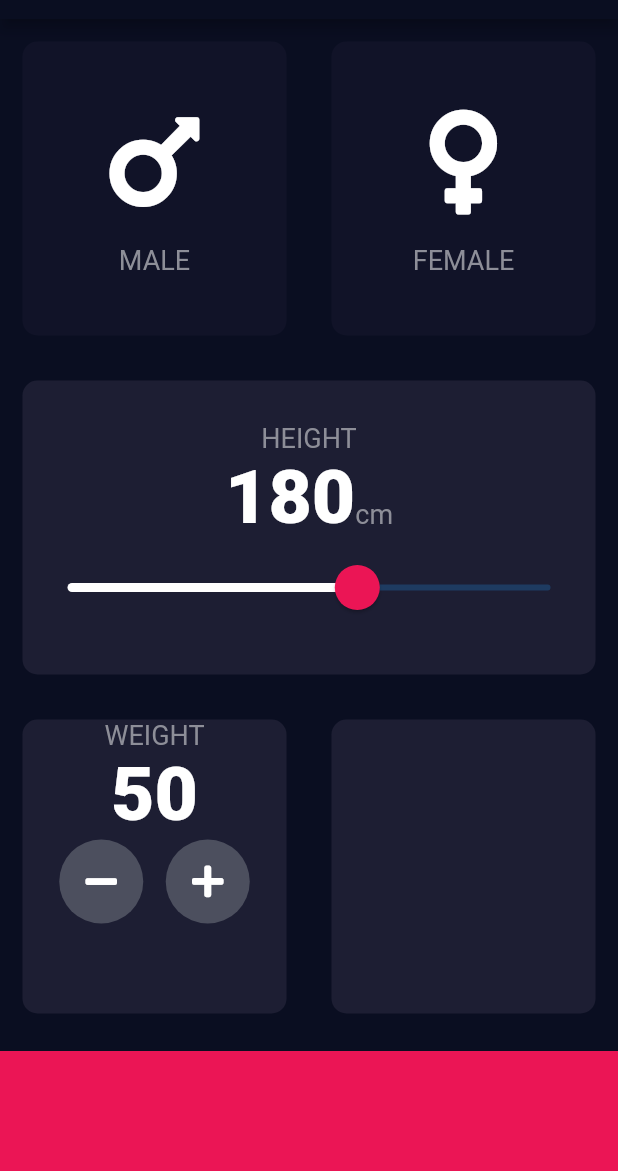
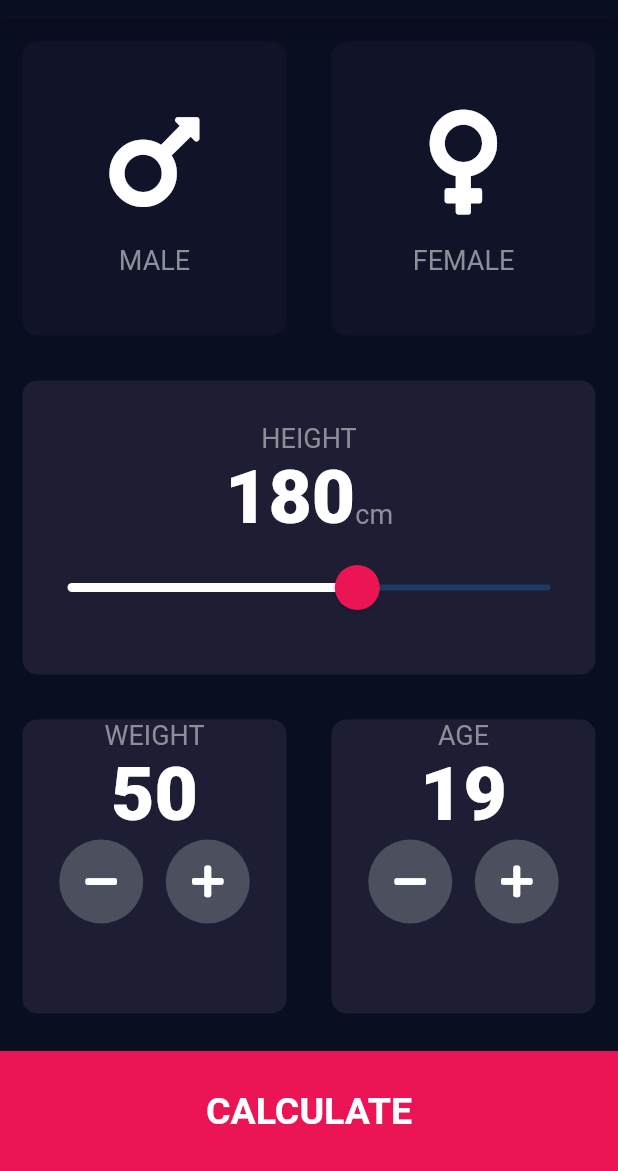
Before and after one commit to muskanrani/BMI-Calculator, a Flutter app: the screen it shows after launch, on a phone screen of 412 x 824 dp, the part 65-1236 px from its top. Run offline on Flutter 3.47's test engine with Material 2 defaults, Android fonts, the phone set to English and light mode, and no system bars; our stand-ins replace font_awesome_flutter.

Commit message:
input_page design completed

```diff
--- a/lib/constants.dart
+++ b/lib/constants.dart
@@ -14,3 +14,8 @@ const kBoldTextStyle = TextStyle(
   fontSize: 50.0,
   fontWeight: FontWeight.w900,
 );
+
+const kLargeButtonTextStyle = TextStyle(
+  fontSize: 25.0,
+  fontWeight: FontWeight.bold,
+);
--- a/lib/input_page.dart
+++ b/lib/input_page.dart
@@ -4,6 +4,7 @@ import 'package:font_awesome_flutter/font_awesome_flutter.dart';
 import 'icon_content.dart';
 import 'reusable_card.dart';
 import 'constants.dart';
+import 'results_page.dart';
 
 enum Gender{
   female,
@@ -23,6 +24,7 @@ class _InputPageState extends State<InputPage> {
   Gender selectedGender;
   int height = 180;
   int weight = 50;
+  int age = 19;
   @override
   Widget build(BuildContext context) {
     return Scaffold(
@@ -156,17 +158,63 @@ class _InputPageState extends State<InputPage> {
                   ),
                   Expanded(child: ReusableCard(
                     colour:  kActiveCardColour,
+                    cardChild: Column(
+                      children: <Widget>[
+                        Text('AGE',
+                        style: kLabelTextStyle,
+                        ),
+                        Text(age.toString(),
+                        style: kBoldTextStyle,
+                        ),
+                        Row(
+                          mainAxisAlignment: MainAxisAlignment.center,
+                          children: <Widget>[
+                          RoundIconButton(
+                              icon: FontAwesomeIcons.minus,
+                              onPressed:(){
+                                setState(() {
+                                  age--;
+                                });
+
+                              }
+                          ),
+                          SizedBox(
+                            width: 15.0,
+                          ),
+                          RoundIconButton(
+                              icon: FontAwesomeIcons.plus,
+                              onPressed: (){
+                                setState(() {
+                                  age++;
+                                });
+
+                          }
+                          ),
+                        ],
+                        ),
+                      ],
+                    ),
                   ),
                   ),
                   ],
               ),
 
             ),
-          Container(
-            color: kBottomCardColour,
-            margin: EdgeInsets.only(top: 10.0),
-            width: double.infinity,
-            height: kBottomContainerHeight,
+          GestureDetector(
+            onTap: (){
+              Navigator.push(context, MaterialPageRoute(builder: (context) => ResultsPage()));
+            },
+            child: Container(
+              child: Center(
+                child: Text('CALCULATE',
+                style: kLargeButtonTextStyle,
+                ),
+              ),
+              color: kBottomCardColour,
+              margin: EdgeInsets.only(top: 10.0),
+              width: double.infinity,
+              height: kBottomContainerHeight,
+            ),
           ),
           ],
         ),
```
Also changed, not shown: lib/results_page.dart (added, +12 -0 lines).
